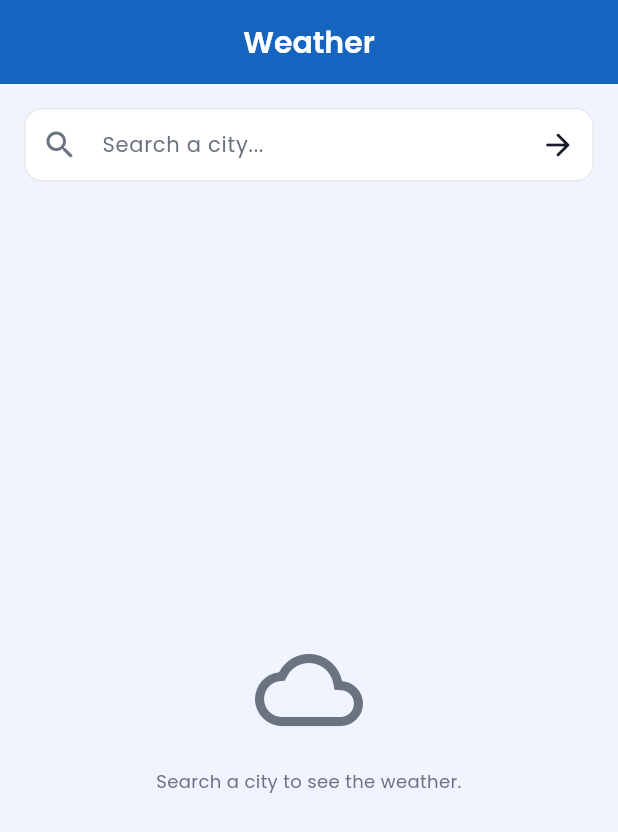
After one commit to SouheilGandi/technical_test, a Flutter app: the screen it shows after launch, on a phone screen of 412 x 824 dp. The commit adds this screen. Shown: the top 832 px of the screen. Run offline on Flutter 3.47's test engine with Material 3 defaults, Android fonts, the phone set to English and light mode, and no system bars; our stand-ins replace google_fonts, shared_preferences.

Commit message:
second commit - weather

```diff
--- /dev/null
+++ b/lib/core/constants.dart
@@ -0,0 +1,4 @@
+class ApiKeys {
+  static const String openCage = '63a7c7eacfe3454b857a61c4b862b66e';
+  static const String newsApi = '9e9c96c24cab49c6a76c3c97b6f42a2a';
+}
--- a/lib/main.dart
+++ b/lib/main.dart
@@ -1,8 +1,10 @@
 import 'package:flutter/material.dart';
 import 'package:provider/provider.dart';
+import 'package:technical_test/presentation/screens/weather/weather_screen.dart';
+import 'package:technical_test/providers/weather_provider.dart';
 import 'core/theme.dart';
 import 'providers/country_provider.dart';
-import 'presentation/screens/country_list_screen.dart';
+import 'presentation/screens/country/country_list_screen.dart';
 
 void main() => runApp(const WorldScopeApp());
 
@@ -12,12 +14,15 @@ class WorldScopeApp extends StatelessWidget {
   @override
   Widget build(BuildContext context) {
     return MultiProvider(
-      providers: [ChangeNotifierProvider(create: (_) => CountryProvider())],
+      providers: [
+        ChangeNotifierProvider(create: (_) => CountryProvider()),
+        ChangeNotifierProvider(create: (_) => WeatherProvider()),
+      ],
       child: MaterialApp(
         title: 'WorldScope',
         theme: AppTheme.light,
         debugShowCheckedModeBanner: false,
-        home: const CountryListScreen(),
+        home: const WeatherScreen(),
       ),
     );
   }
--- /dev/null
+++ b/lib/models/geo_location.dart
@@ -0,0 +1,24 @@
+class GeoLocation {
+  final String name;
+  final double latitude;
+  final double longitude;
+  final String? country;
+
+  GeoLocation({
+    required this.name,
+    required this.latitude,
+    required this.longitude,
+    this.country,
+  });
+
+  factory GeoLocation.fromOpenCage(Map<String, dynamic> json) {
+    final geometry = json['geometry'] as Map<String, dynamic>;
+    final components = (json['components'] ?? {}) as Map<String, dynamic>;
+    return GeoLocation(
+      name: json['formatted'] ?? '',
+      latitude: (geometry['lat'] as num).toDouble(),
+      longitude: (geometry['lng'] as num).toDouble(),
+      country: components['country'] as String?,
+    );
+  }
+}
--- a/lib/presentation/screens/country_detail_screen.dart
+++ b/lib/presentation/screens/country/country_detail_screen.dart
@@ -1,8 +1,8 @@
 import 'package:flutter/material.dart';
 import 'package:provider/provider.dart';
-import '../../core/theme.dart';
-import '../../providers/country_provider.dart';
-import '../../models/country.dart';
+import '../../../core/theme.dart';
+import '../../../providers/country_provider.dart';
+import '../../../models/country.dart';
 
 class CountryDetailScreen extends StatefulWidget {
   final String code;
--- a/lib/presentation/screens/country_list_screen.dart
+++ b/lib/presentation/screens/country/country_list_screen.dart
@@ -1,8 +1,8 @@
 import 'package:flutter/material.dart';
 import 'package:provider/provider.dart';
-import 'package:technical_test/presentation/screens/country_detail_screen.dart';
-import '../../providers/country_provider.dart';
-import '../widgets/country_card.dart';
+import 'package:technical_test/presentation/screens/country/country_detail_screen.dart';
+import '../../../providers/country_provider.dart';
+import '../../widgets/country/country_card.dart';
 
 class CountryListScreen extends StatefulWidget {
   const CountryListScreen({super.key});
--- /dev/null
+++ b/lib/presentation/screens/weather/weather_screen.dart
@@ -0,0 +1,139 @@
+import 'package:flutter/material.dart';
+import 'package:provider/provider.dart';
+import 'package:technical_test/presentation/widgets/forecast/forecast_card.dart';
+import 'package:technical_test/presentation/widgets/weather/weather_card.dart';
+import 'package:technical_test/providers/weather_provider.dart';
+
+class WeatherScreen extends StatefulWidget {
+  const WeatherScreen({super.key});
+
+  @override
+  State<WeatherScreen> createState() => _WeatherScreenState();
+}
+
+class _WeatherScreenState extends State<WeatherScreen> {
+  final _controller = TextEditingController();
+
+  @override
+  void initState() {
+    super.initState();
+    WidgetsBinding.instance.addPostFrameCallback((_) {
+      Provider.of<WeatherProvider>(context, listen: false).loadLastCity();
+    });
+  }
+
+  @override
+  void dispose() {
+    _controller.dispose();
+    super.dispose();
+  }
+
+  void _search() {
+    final q = _controller.text.trim();
+    if (q.isNotEmpty) {
+      Provider.of<WeatherProvider>(context, listen: false).searchCity(q);
+      FocusScope.of(context).unfocus();
+    }
+  }
+
+  @override
+  Widget build(BuildContext context) {
+    final p = context.watch<WeatherProvider>();
+    return Scaffold(
+      appBar: AppBar(title: const Text('Weather')),
+      body: Column(
+        children: [
+          Padding(
+            padding: const EdgeInsets.fromLTRB(16, 16, 16, 8),
+            child: TextField(
+              controller: _controller,
+              textInputAction: TextInputAction.search,
+              onSubmitted: (_) => _search(),
+              decoration: InputDecoration(
+                hintText: 'Search a city...',
+                prefixIcon: const Icon(Icons.search),
+                suffixIcon: IconButton(
+                  icon: const Icon(Icons.arrow_forward_rounded),
+                  onPressed: _search,
+                ),
+              ),
+            ),
+          ),
+          Expanded(child: _buildBody(p)),
+        ],
+      ),
+    );
+  }
+
+  Widget _buildBody(WeatherProvider p) {
+    if (p.loading) return const Center(child: CircularProgressIndicator());
+    if (p.error != null) {
+      return Center(
+        child: Padding(
+          padding: const EdgeInsets.all(32),
+          child: Column(
+            mainAxisSize: MainAxisSize.min,
+            children: [
+              const Icon(
+                Icons.error_outline,
+                size: 72,
+                color: Color(0xFF6B7280),
+              ),
+              const SizedBox(height: 16),
+              Text(
+                p.error!,
+                textAlign: TextAlign.center,
+                style: Theme.of(context).textTheme.bodyLarge,
+              ),
+            ],
+          ),
+        ),
+      );
+    }
+    if (p.location == null || p.forecast == null) {
+      return const Center(
+        child: Padding(
+          padding: EdgeInsets.all(32),
+          child: Column(
+            mainAxisSize: MainAxisSize.min,
+            children: [
+              Icon(Icons.cloud_outlined, size: 72, color: Color(0xFF6B7280)),
+              SizedBox(height: 16),
+              Text(
+                'Search a city to see the weather.',
+                textAlign: TextAlign.center,
+              ),
+            ],
+          ),
+        ),
+      );
+    }
+
+    return SingleChildScrollView(
+      padding: const EdgeInsets.fromLTRB(16, 8, 16, 24),
+      child: Column(
+        crossAxisAlignment: CrossAxisAlignment.start,
+        children: [
+          CurrentWeatherCard(
+            location: p.location!,
+            current: p.forecast!.current,
+          ),
+          const SizedBox(height: 24),
+          Text(
+            '7-Day Forecast',
+            style: Theme.of(context).textTheme.headlineMedium,
+          ),
+          const SizedBox(height: 12),
+          SizedBox(
+            height: 210,
+            child: ListView.builder(
+              scrollDirection: Axis.horizontal,
+              itemCount: p.forecast!.daily.length,
+              itemBuilder: (_, i) => ForecastCard(day: p.forecast!.daily[i]),
+            ),
+          ),
+        ],
+      ),
+    );
+  }
+}
--- a/lib/presentation/widgets/country_card.dart
+++ b/lib/presentation/widgets/country/country_card.dart
@@ -1,6 +1,6 @@
 import 'package:flutter/material.dart';
-import '../../models/country.dart';
-import '../../core/theme.dart';
+import '../../../models/country.dart';
+import '../../../core/theme.dart';
 
 class CountryCard extends StatelessWidget {
   final Country country;
--- /dev/null
+++ b/lib/providers/weather_provider.dart
@@ -0,0 +1,50 @@
+import 'package:flutter/material.dart';
+import 'package:shared_preferences/shared_preferences.dart';
+import 'package:technical_test/services/geo_coding_services.dart';
+import 'package:technical_test/services/weather_services.dart';
+import '../models/geo_location.dart';
+import '../models/weather_forecast.dart';
+
+class WeatherProvider extends ChangeNotifier {
+  final _geo = GeocodingService();
+  final _weather = WeatherService();
+  static const _kLastCity = 'last_city';
+
+  GeoLocation? location;
+  WeatherForecast? forecast;
+  bool loading = false;
+  String? error;
+
+  Future<void> loadLastCity() async {
+    final prefs = await SharedPreferences.getInstance();
+    final last = prefs.getString(_kLastCity);
+    if (last != null && last.isNotEmpty) {
+      await searchCity(last);
+    }
+  }
+
+  Future<void> searchCity(String city) async {
+    if (city.trim().isEmpty) return;
+    loading = true;
+    error = null;
+    notifyListeners();
+
+    try {
+      // SEQUENTIAL chain: geocode → weather
+      final loc = await _geo.resolveCity(city);
+      final fc = await _weather.fetch(loc.latitude, loc.longitude);
+      location = loc;
+      forecast = fc;
+
+      final prefs = await SharedPreferences.getInstance();
+      await prefs.setString(_kLastCity, city);
+    } on CityNotFoundException catch (e) {
+      error = 'City "${e.city}" not found. Try another name.';
+    } catch (_) {
+      error = 'Failed to load weather. Check your connection.';
+    } finally {
+      loading = false;
+      notifyListeners();
+    }
+  }
+}
--- /dev/null
+++ b/lib/services/geo_coding_services.dart
@@ -0,0 +1,27 @@
+import 'dart:convert';
+import 'package:http/http.dart' as http;
+import '../core/constants.dart';
+import '../models/geo_location.dart';
+
+class CityNotFoundException implements Exception {
+  final String city;
+  CityNotFoundException(this.city);
+}
+
+class GeocodingService {
+  static const _base = 'https://api.opencagedata.com/geocode/v1/json';
+
+  Future<GeoLocation> resolveCity(String city) async {
+    final uri = Uri.parse(
+      '$_base?q=${Uri.encodeComponent(city)}&key=${ApiKeys.openCage}&limit=1&no_annotations=1',
+    );
+    final res = await http.get(uri);
+    if (res.statusCode == 200) {
+      final data = json.decode(res.body) as Map<String, dynamic>;
+      final results = data['results'] as List;
+      if (results.isEmpty) throw CityNotFoundException(city);
+      return GeoLocation.fromOpenCage(results.first as Map<String, dynamic>);
+    }
+    throw Exception('Geocoding failed (${res.statusCode})');
+  }
+}
--- /dev/null
+++ b/lib/services/weather_services.dart
@@ -0,0 +1,23 @@
+import 'dart:convert';
+import 'package:http/http.dart' as http;
+import '../models/weather_forecast.dart';
+
+class WeatherService {
+  static const _base = 'https://api.open-meteo.com/v1/forecast';
+
+  Future<WeatherForecast> fetch(double lat, double lng) async {
+    final uri = Uri.parse(
+      '$_base?latitude=$lat&longitude=$lng'
+      '&current=temperature_2m,wind_speed_10m,weather_code'
+      '&daily=temperature_2m_max,temperature_2m_min,weather_code'
+      '&timezone=auto&forecast_days=7',
+    );
+    final res = await http.get(uri);
+    if (res.statusCode == 200) {
+      return WeatherForecast.fromJson(
+        json.decode(res.body) as Map<String, dynamic>,
+      );
+    }
+    throw Exception('Weather fetch failed (${res.statusCode})');
+  }
+}
--- a/pubspec.yaml
+++ b/pubspec.yaml
@@ -39,6 +39,7 @@ dependencies:
   shared_preferences: ^2.5.5
   google_fonts: ^6.2.1
   url_launcher: ^6.3.0
+  intl: ^0.19.0
 
 
 dev_dependencies:
```
Also changed, not shown: lib/core/app_bar/customizable_app_bar.dart (deleted, +0 -14 lines), lib/core/wmo.dart (added, +62 -0 lines), lib/models/weather_forecast.dart (added, +66 -0 lines), lib/presentation/widgets/forecast/forecast_card.dart (added, +74 -0 lines), lib/presentation/widgets/weather/weather_card.dart (added, +104 -0 lines), pubspec.lock.
